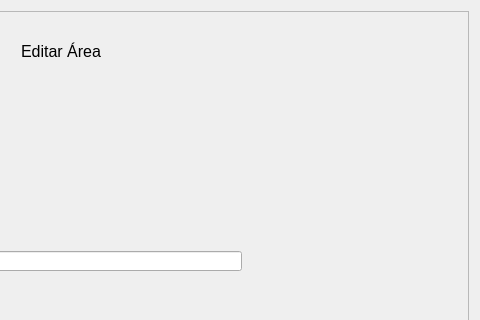
The window that App/view/ui/editarArea.ui (Senac-SOR-ADS/Mapa-de-Sala) describes before a commit, drawn with Qt 5; both pictures show x 290 to 770 and y 0 to 320 of the 770 by 679 pixel window.
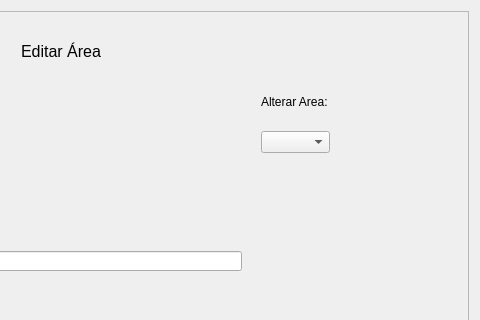
The same window after the commit.

Commit message:
correções em telas (#121)
tabulação alterada na home e ComboBox adicionado as telas de editar

```diff
--- a/App/view/ui/editarArea.ui
+++ b/App/view/ui/editarArea.ui
@@ -89,6 +89,29 @@
        <string/>
       </property>
      </widget>
+     <widget class="QComboBox" name="alterarArea">
+      <property name="geometry">
+       <rect>
+        <x>540</x>
+        <y>120</y>
+        <width>69</width>
+        <height>22</height>
+       </rect>
+      </property>
+     </widget>
+     <widget class="QLabel" name="label_2">
+      <property name="geometry">
+       <rect>
+        <x>540</x>
+        <y>80</y>
+        <width>71</width>
+        <height>21</height>
+       </rect>
+      </property>
+      <property name="text">
+       <string>Alterar Area:</string>
+      </property>
+     </widget>
     </widget>
    </item>
   </layout>
```
The commit also changes 6 other files.
